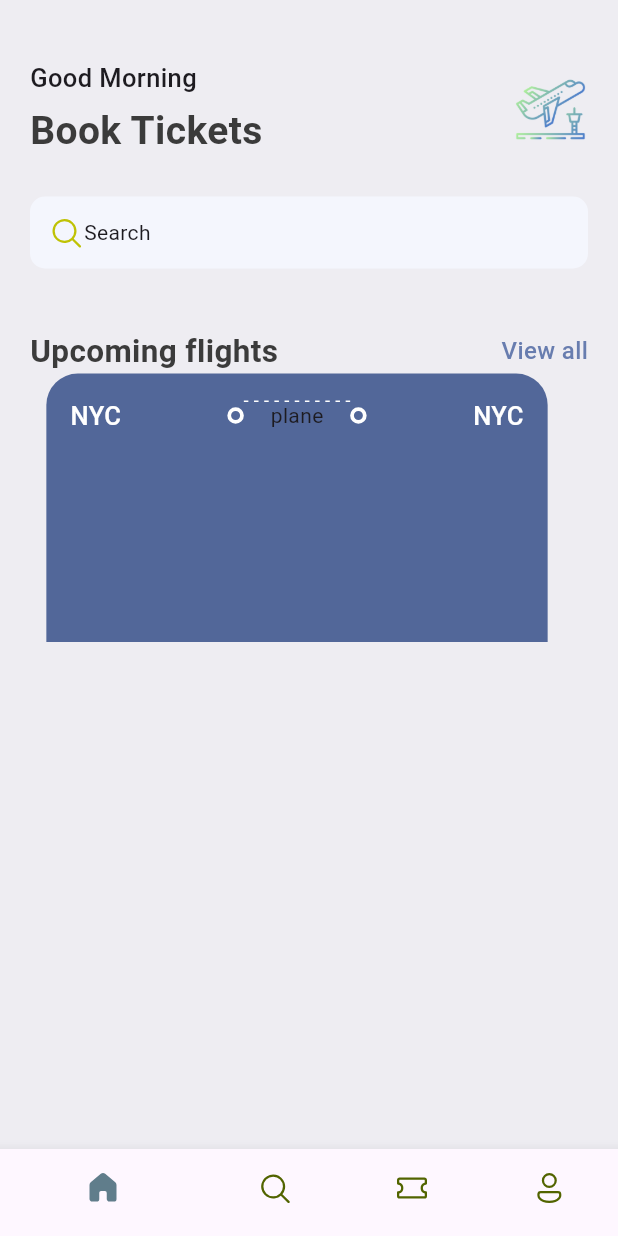
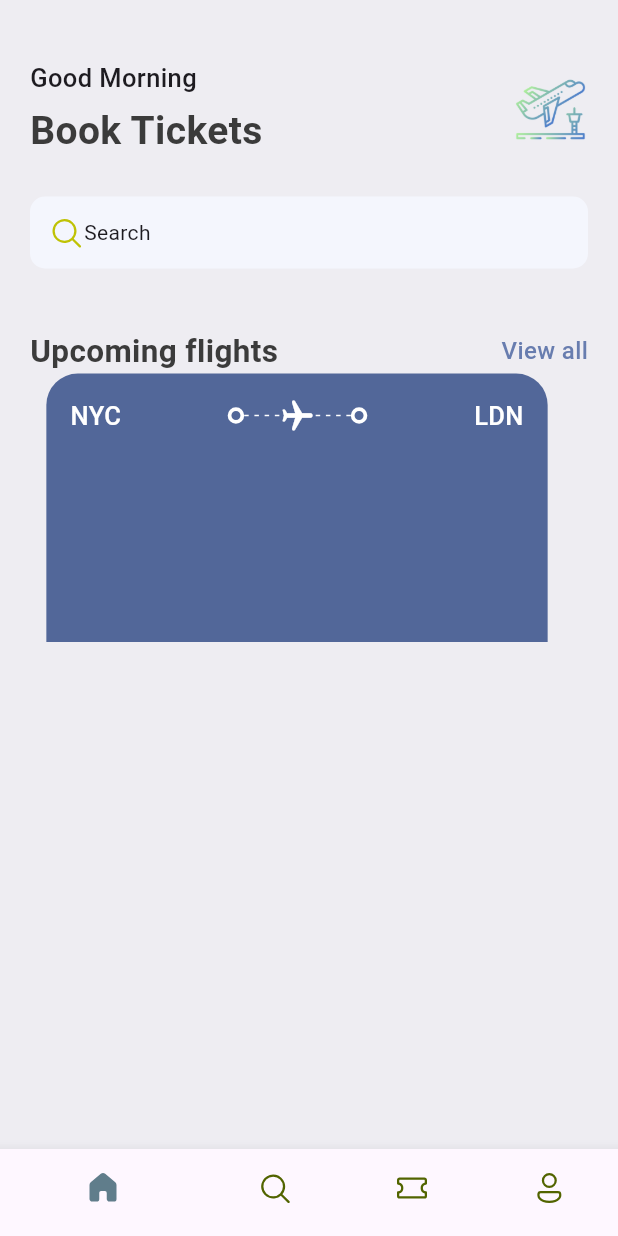
Before and after one commit to Isedin/flight_ticketing_app, a Flutter app: the screen it shows after launch, on a phone screen of 412 x 824 dp. Run offline on Flutter 3.47's test engine with Material 3 defaults, Android fonts, the phone set to English and light mode, and no system bars; our stand-ins replace fluentui_icons.

Commit message:
feat: update TicketView to include airport icon and adjust text labels

```diff
--- a/lib/base/widgets/ticket_view.dart
+++ b/lib/base/widgets/ticket_view.dart
@@ -35,15 +35,26 @@ class TicketView extends StatelessWidget {
                 Expanded(
                   child: Stack(
                     children: [
-                      SizedBox(child: AppLayoutBuilderWidget(randomDevider: 6)),
-                      Center(child: Text("plane")),
+                      SizedBox(
+                        height: 24,
+                        child: AppLayoutBuilderWidget(randomDevider: 6),
+                      ),
+                      Center(
+                        child: Transform.rotate(
+                          angle: 1.57,
+                          child: Icon(
+                            Icons.local_airport_rounded,
+                            color: Colors.white,
+                          ),
+                        ),
+                      ),
                     ],
                   ),
                 ),
                 BigDot(),
                 Expanded(child: Container()),
                 Text(
-                  "NYC",
+                  "LDN",
                   style: AppStyles.headlineStyle3.copyWith(color: Colors.white),
                 ),
               ],
```
Also changed, not shown: lib/project_structure/Screenshot 2025-11-25 220713.png (added).
